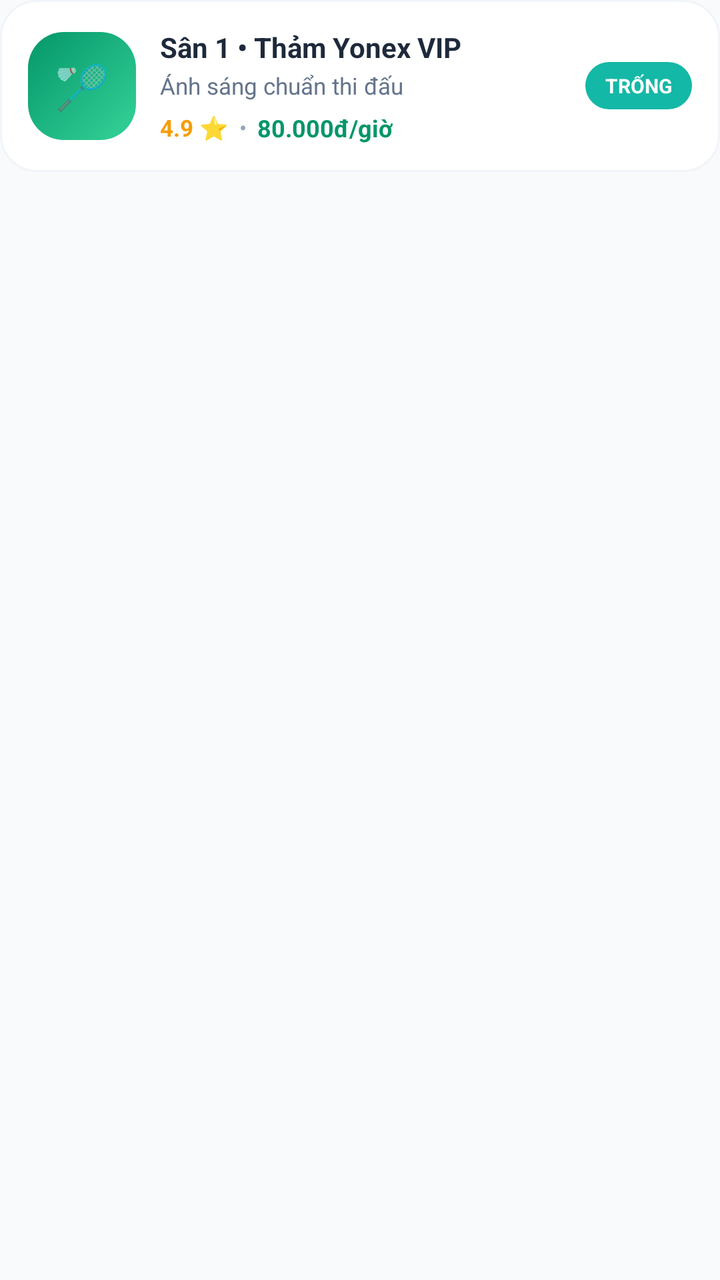
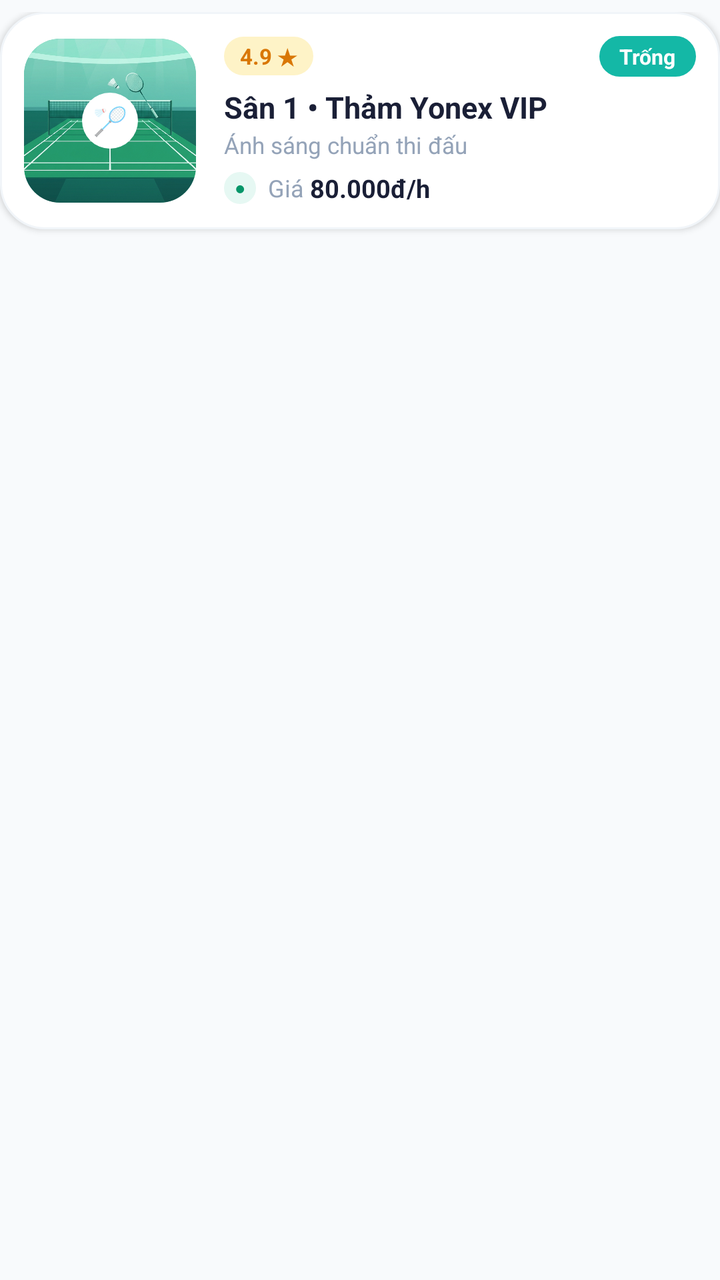

An Android layout rendered at two revisions. The XML below is the earlier revision; the diff shows what the commit changed to produce the second picture.
<!-- AndroidManifest.xml: application theme Theme.DaviesArena -->
<!-- res/layout/item_san_card.xml -->
<?xml version="1.0" encoding="utf-8"?>
<LinearLayout xmlns:android="http://schemas.android.com/apk/res/android"
    android:layout_width="match_parent"
    android:layout_height="wrap_content"
    android:paddingBottom="10dp">

    <LinearLayout
        android:layout_width="match_parent"
        android:layout_height="wrap_content"
        android:background="@drawable/bg_category_item"
        android:gravity="center_vertical"
        android:orientation="horizontal"
        android:padding="14dp">

        
        <LinearLayout
            android:id="@+id/boxCourtIcon"
            android:layout_width="54dp"
            android:layout_height="54dp"
            android:background="@drawable/bg_court_free"
            android:gravity="center"
            android:orientation="vertical">

            <TextView
                android:layout_width="wrap_content"
                android:layout_height="wrap_content"
                android:text="🏸"
                android:textSize="22sp" />
        </LinearLayout>

        
        <LinearLayout
            android:layout_width="0dp"
            android:layout_height="wrap_content"
            android:layout_marginStart="12dp"
            android:layout_weight="1"
            android:orientation="vertical">

            <TextView
                android:id="@+id/tvItemCourtName"
                android:layout_width="wrap_content"
                android:layout_height="wrap_content"
                android:text="Sân 1 • Thảm Yonex VIP"
                android:textColor="@color/text_main"
                android:textSize="14sp"
                android:textStyle="bold" />

            <TextView
                android:id="@+id/tvItemCourtDesc"
                android:layout_width="wrap_content"
                android:layout_height="wrap_content"
                android:layout_marginTop="2dp"
                android:text="Ánh sáng chuẩn thi đấu"
                android:textColor="@color/text_muted"
                android:textSize="11.5sp" />

            <LinearLayout
                android:layout_width="wrap_content"
                android:layout_height="wrap_content"
                android:layout_marginTop="5dp"
                android:gravity="center_vertical"
                android:orientation="horizontal">

                <TextView
                    android:id="@+id/tvItemCourtRating"
                    android:layout_width="wrap_content"
                    android:layout_height="wrap_content"
                    android:text="4.9 ⭐"
                    android:textColor="@color/star_gold"
                    android:textSize="11.5sp"
                    android:textStyle="bold" />

                <TextView
                    android:layout_width="wrap_content"
                    android:layout_height="wrap_content"
                    android:text="  •  "
                    android:textColor="@color/text_light"
                    android:textSize="11sp" />

                <TextView
                    android:id="@+id/tvItemCourtPrice"
                    android:layout_width="wrap_content"
                    android:layout_height="wrap_content"
                    android:text="80.000đ/giờ"
                    android:textColor="@color/davies_primary_variant"
                    android:textSize="12sp"
                    android:textStyle="bold" />
            </LinearLayout>
        </LinearLayout>

        
        <TextView
            android:id="@+id/tvItemCourtStatus"
            android:layout_width="wrap_content"
            android:layout_height="wrap_content"
            android:background="@drawable/bg_pill_teal"
            android:paddingStart="10dp"
            android:paddingTop="5dp"
            android:paddingEnd="10dp"
            android:paddingBottom="5dp"
            android:text="TRỐNG"
            android:textColor="@color/text_white"
            android:textSize="10sp"
            android:textStyle="bold" />
    </LinearLayout>
</LinearLayout>
<!-- resources referenced by this layout -->
<resources>
  <color name="davies_primary_variant">#059669</color>
  <color name="star_gold">#F59E0B</color>
  <color name="text_light">#94A3B8</color>
  <color name="text_main">#1E293B</color>
  <color name="text_muted">#64748B</color>
  <color name="text_white">#FFFFFF</color>
  <!-- drawable bg_category_item (drawable) -->
  <?xml version="1.0" encoding="utf-8"?>
  <shape xmlns:android="http://schemas.android.com/apk/res/android" android:shape="rectangle">
      <solid android:color="#FFFFFF" />
      <corners android:radius="18dp" />
      <stroke android:width="1dp" android:color="#F1F5F9" />
  </shape>
  <!-- drawable bg_court_free (drawable) -->
  <?xml version="1.0" encoding="utf-8"?>
  <shape xmlns:android="http://schemas.android.com/apk/res/android"
      android:shape="rectangle">
      <gradient
          android:angle="135"
          android:startColor="#34D399"
          android:endColor="#059669" />
      <corners android:radius="18dp" />
  </shape>
  <!-- drawable bg_pill_teal (drawable) -->
  <?xml version="1.0" encoding="utf-8"?>
  <shape xmlns:android="http://schemas.android.com/apk/res/android" android:shape="rectangle">
      <solid android:color="#14B8A6" />
      <corners android:radius="20dp" />
  </shape>
  <style name="Theme.DaviesArena" parent="Theme.MaterialComponents.Light.NoActionBar">
          <item name="colorPrimary">@color/davies_primary</item>
          <item name="colorPrimaryVariant">@color/davies_primary_variant</item>
          <item name="colorOnPrimary">@color/text_white</item>
          <item name="colorSecondary">@color/davies_teal</item>
          <item name="android:statusBarColor">@color/davies_primary_dark</item>
          <item name="android:windowBackground">@color/davies_bg</item>
      </style>
  <color name="davies_primary">#10B981</color>
  <color name="davies_teal">#0D9488</color>
  <color name="davies_primary_dark">#064E3B</color>
  <color name="davies_bg">#F8FAFC</color>
</resources>

<!-- the commit's change to res/layout/item_san_card.xml (unified diff, before → after) -->
@@ -1,59 +1,129 @@
 <?xml version="1.0" encoding="utf-8"?>
 <LinearLayout xmlns:android="http://schemas.android.com/apk/res/android"
+    xmlns:app="http://schemas.android.com/apk/res-auto"
     android:layout_width="match_parent"
     android:layout_height="wrap_content"
-    android:paddingBottom="10dp">
+    android:orientation="vertical"
+    android:paddingTop="6dp"
+    android:paddingBottom="6dp">
 
+    
     <LinearLayout
         android:layout_width="match_parent"
         android:layout_height="wrap_content"
-        android:background="@drawable/bg_category_item"
+        android:background="@drawable/bg_card_soft_22"
+        android:elevation="2dp"
         android:gravity="center_vertical"
         android:orientation="horizontal"
-        android:padding="14dp">
+        android:padding="12dp">
 
         
-        <LinearLayout
-            android:id="@+id/boxCourtIcon"
-            android:layout_width="54dp"
-            android:layout_height="54dp"
-            android:background="@drawable/bg_court_free"
-            android:gravity="center"
-            android:orientation="vertical">
+        <androidx.cardview.widget.CardView
+            android:layout_width="86dp"
+            android:layout_height="82dp"
+            app:cardCornerRadius="18dp"
+            app:cardElevation="0dp">
 
-            <TextView
-                android:layout_width="wrap_content"
-                android:layout_height="wrap_content"
-                android:text="🏸"
-                android:textSize="22sp" />
-        </LinearLayout>
+            <FrameLayout
+                android:id="@+id/boxCourtIcon"
+                android:layout_width="match_parent"
+                android:layout_height="match_parent"
+                android:background="@drawable/bg_court_free">
+
+                <ImageView
+                    android:layout_width="match_parent"
+                    android:layout_height="match_parent"
+                    android:alpha="0.88"
+                    android:contentDescription="Ảnh sân"
+                    android:scaleType="centerCrop"
+                    android:src="@drawable/bg_login_emerald_court" />
+
+                <TextView
+                    android:layout_width="28dp"
+                    android:layout_height="28dp"
+                    android:layout_gravity="center"
+                    android:background="@drawable/bg_circle_white"
+                    android:gravity="center"
+                    android:text="🏸"
+                    android:textSize="14sp" />
+            </FrameLayout>
+        </androidx.cardview.widget.CardView>
 
         
         <LinearLayout
             android:layout_width="0dp"
             android:layout_height="wrap_content"
-            android:layout_marginStart="12dp"
+            android:layout_marginStart="14dp"
             android:layout_weight="1"
             android:orientation="vertical">
 
+            
+            <LinearLayout
+                android:layout_width="match_parent"
+                android:layout_height="wrap_content"
+                android:gravity="center_vertical"
+                android:orientation="horizontal">
+
+                <TextView
+                    android:id="@+id/tvItemCourtRating"
+                    android:layout_width="wrap_content"
+                    android:layout_height="wrap_content"
+                    android:background="@drawable/bg_badge_gold"
+                    android:paddingStart="8dp"
+                    android:paddingTop="2dp"
+                    android:paddingEnd="8dp"
+                    android:paddingBottom="2dp"
+                    android:text="4.9 ★"
+                    android:textColor="#D97706"
+                    android:textSize="11sp"
+                    android:textStyle="bold" />
+
+                <View
+                    android:layout_width="0dp"
+                    android:layout_height="1dp"
+                    android:layout_weight="1" />
+
+                <TextView
+                    android:id="@+id/tvItemCourtStatus"
+                    android:layout_width="wrap_content"
+                    android:layout_height="wrap_content"
+                    android:background="@drawable/bg_pill_teal"
+                    android:paddingStart="10dp"
+                    android:paddingTop="3dp"
+                    android:paddingEnd="10dp"
+                    android:paddingBottom="3dp"
+                    android:text="Trống"
+                    android:textColor="#FFFFFF"
+                    android:textSize="10.5sp"
+                    android:textStyle="bold" />
+            </LinearLayout>
+
+            
             <TextView
                 android:id="@+id/tvItemCourtName"
                 android:layout_width="wrap_content"
                 android:layout_height="wrap_content"
+                android:layout_marginTop="5dp"
+                android:ellipsize="end"
+                android:maxLines="1"
                 android:text="Sân 1 • Thảm Yonex VIP"
-                android:textColor="@color/text_main"
-                android:textSize="14sp"
+                android:textColor="#1A1F36"
+                android:textSize="15sp"
                 android:textStyle="bold" />
 
+            
             <TextView
                 android:id="@+id/tvItemCourtDesc"
                 android:layout_width="wrap_content"
                 android:layout_height="wrap_content"
-                android:layout_marginTop="2dp"
+                android:layout_marginTop="1dp"
+                android:ellipsize="end"
+                android:maxLines="1"
                 android:text="Ánh sáng chuẩn thi đấu"
-                android:textColor="@color/text_muted"
+                android:textColor="#94A3B8"
                 android:textSize="11.5sp" />
 
+            
             <LinearLayout
                 android:layout_width="wrap_content"
                 android:layout_height="wrap_content"
@@ -62,45 +132,31 @@
                 android:orientation="horizontal">
 
                 <TextView
-                    android:id="@+id/tvItemCourtRating"
-                    android:layout_width="wrap_content"
-                    android:layout_height="wrap_content"
-                    android:text="4.9 ⭐"
-                    android:textColor="@color/star_gold"
-                    android:textSize="11.5sp"
-                    android:textStyle="bold" />
+                    android:layout_width="16dp"
+                    android:layout_height="16dp"
+                    android:background="@drawable/bg_circle_pastel_mint"
+                    android:gravity="center"
+                    android:text="●"
+                    android:textColor="#059669"
+                    android:textSize="9sp" />
 
                 <TextView
                     android:layout_width="wrap_content"
                     android:layout_height="wrap_content"
-                    android:text="  •  "
-                    android:textColor="@color/text_light"
-                    android:textSize="11sp" />
+                    android:layout_marginStart="6dp"
+                    android:text="Giá "
+                    android:textColor="#94A3B8"
+                    android:textSize="12sp" />
 
                 <TextView
                     android:id="@+id/tvItemCourtPrice"
                     android:layout_width="wrap_content"
                     android:layout_height="wrap_content"
-                    android:text="80.000đ/giờ"
-                    android:textColor="@color/davies_primary_variant"
-                    android:textSize="12sp"
+                    android:text="80.000đ/h"
+                    android:textColor="#1A1F36"
+                    android:textSize="12.5sp"
                     android:textStyle="bold" />
             </LinearLayout>
         </LinearLayout>
-
-        
-        <TextView
-            android:id="@+id/tvItemCourtStatus"
-            android:layout_width="wrap_content"
-            android:layout_height="wrap_content"
-            android:background="@drawable/bg_pill_teal"
-            android:paddingStart="10dp"
-            android:paddingTop="5dp"
-            android:paddingEnd="10dp"
-            android:paddingBottom="5dp"
-            android:text="TRỐNG"
-            android:textColor="@color/text_white"
-            android:textSize="10sp"
-            android:textStyle="bold" />
     </LinearLayout>
 </LinearLayout>
<!-- resource entries referenced after the edit -->
@@ -1,18 +1,35 @@
 <!-- resources referenced by this layout -->
 <resources>
-  <color name="davies_primary_variant">#059669</color>
-  <color name="star_gold">#F59E0B</color>
-  <color name="text_light">#94A3B8</color>
-  <color name="text_main">#1E293B</color>
-  <color name="text_muted">#64748B</color>
-  <color name="text_white">#FFFFFF</color>
-  <!-- drawable bg_category_item (drawable) -->
+  <!-- drawable bg_badge_gold (drawable) -->
   <?xml version="1.0" encoding="utf-8"?>
   <shape xmlns:android="http://schemas.android.com/apk/res/android" android:shape="rectangle">
+      <solid android:color="#FEF3C7" />
+      <corners android:radius="20dp" />
+  </shape>
+  <!-- drawable bg_card_soft_22 (drawable) -->
+  <?xml version="1.0" encoding="utf-8"?>
+  <shape xmlns:android="http://schemas.android.com/apk/res/android"
+      android:shape="rectangle">
       <solid android:color="#FFFFFF" />
-      <corners android:radius="18dp" />
-      <stroke android:width="1dp" android:color="#F1F5F9" />
+      <stroke
+          android:width="1dp"
+          android:color="#F1F5F9" />
+      <corners android:radius="22dp" />
   </shape>
+  <!-- drawable bg_circle_pastel_mint (drawable) -->
+  <?xml version="1.0" encoding="utf-8"?>
+  <shape xmlns:android="http://schemas.android.com/apk/res/android"
+      android:shape="oval">
+      <solid android:color="#E6F8F3" />
+  </shape>
+  <!-- drawable bg_circle_white (drawable) -->
+  <?xml version="1.0" encoding="utf-8"?>
+  <shape xmlns:android="http://schemas.android.com/apk/res/android"
+      android:shape="oval">
+      <solid android:color="#FFFFFF" />
+  </shape>
+  <color name="davies_primary_variant">#059669</color>
+  <color name="text_white">#FFFFFF</color>
   <!-- drawable bg_court_free (drawable) -->
   <?xml version="1.0" encoding="utf-8"?>
   <shape xmlns:android="http://schemas.android.com/apk/res/android"
@@ -23,6 +40,7 @@
           android:endColor="#059669" />
       <corners android:radius="18dp" />
   </shape>
+  <!-- drawable bg_login_emerald_court: jpg bitmap (drawable-nodpi, 470710 bytes) -->
   <!-- drawable bg_pill_teal (drawable) -->
   <?xml version="1.0" encoding="utf-8"?>
   <shape xmlns:android="http://schemas.android.com/apk/res/android" android:shape="rectangle">
